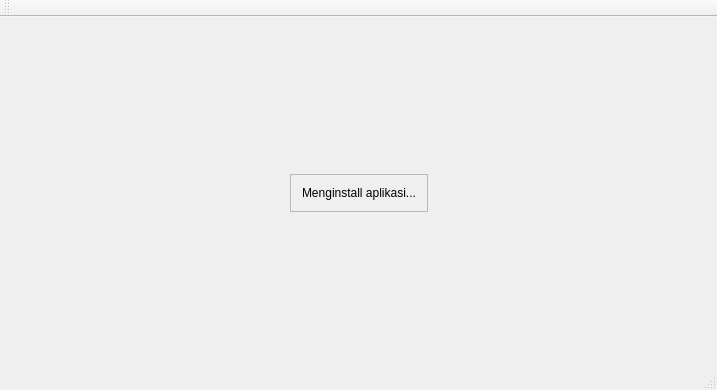
fnugrahendi/petuk.corp, file installer/Installer/mainwindow.ui: the form before one commit.
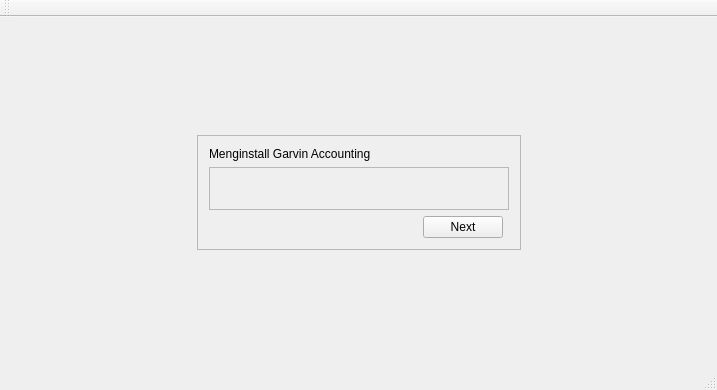
The form after the commit. The open tabs and pages were chosen to show the change.

The edit to the form file:
```diff
--- a/installer/Installer/mainwindow.ui
+++ b/installer/Installer/mainwindow.ui
@@ -150,6 +150,118 @@
         </item>
        </layout>
       </widget>
+      <widget class="QWidget" name="st_InstallBin">
+       <layout class="QGridLayout" name="gridLayout">
+        <item row="0" column="1">
+         <spacer name="verticalSpacer_4">
+          <property name="orientation">
+           <enum>Qt::Vertical</enum>
+          </property>
+          <property name="sizeHint" stdset="0">
+           <size>
+            <width>20</width>
+            <height>86</height>
+           </size>
+          </property>
+         </spacer>
+        </item>
+        <item row="1" column="0">
+         <spacer name="horizontalSpacer_7">
+          <property name="orientation">
+           <enum>Qt::Horizontal</enum>
+          </property>
+          <property name="sizeHint" stdset="0">
+           <size>
+            <width>172</width>
+            <height>20</height>
+           </size>
+          </property>
+         </spacer>
+        </item>
+        <item row="1" column="1">
+         <widget class="QFrame" name="fr_InstallBin">
+          <property name="frameShape">
+           <enum>QFrame::StyledPanel</enum>
+          </property>
+          <property name="frameShadow">
+           <enum>QFrame::Raised</enum>
+          </property>
+          <layout class="QGridLayout" name="gridLayout_4">
+           <item row="2" column="1">
+            <widget class="QPushButton" name="tb_InstallBin_Next">
+             <property name="text">
+              <string>Next</string>
+             </property>
+            </widget>
+           </item>
+           <item row="2" column="0">
+            <spacer name="horizontalSpacer_8">
+             <property name="orientation">
+              <enum>Qt::Horizontal</enum>
+             </property>
+             <property name="sizeHint" stdset="0">
+              <size>
+               <width>40</width>
+               <height>20</height>
+              </size>
+             </property>
+            </spacer>
+           </item>
+           <item row="1" column="0" colspan="3">
+            <widget class="QFrame" name="fr_InstallBin_Mid">
+             <property name="minimumSize">
+              <size>
+               <width>300</width>
+               <height>43</height>
+              </size>
+             </property>
+             <property name="frameShape">
+              <enum>QFrame::StyledPanel</enum>
+             </property>
+             <property name="frameShadow">
+              <enum>QFrame::Raised</enum>
+             </property>
+             <layout class="QHBoxLayout" name="horizontalLayout_3"/>
+            </widget>
+           </item>
+           <item row="0" column="0" colspan="3">
+            <widget class="QLabel" name="lb_InstallBin_Judul">
+             <property name="text">
+              <string>Menginstall Garvin Accounting</string>
+             </property>
+            </widget>
+           </item>
+          </layout>
+         </widget>
+        </item>
+        <item row="1" column="2">
+         <spacer name="horizontalSpacer_9">
+          <property name="orientation">
+           <enum>Qt::Horizontal</enum>
+          </property>
+          <property name="sizeHint" stdset="0">
+           <size>
+            <width>171</width>
+            <height>20</height>
+           </size>
+          </property>
+         </spacer>
+        </item>
+        <item row="2" column="1">
+         <spacer name="verticalSpacer_3">
+          <property name="orientation">
+           <enum>Qt::Vertical</enum>
+          </property>
+          <property name="sizeHint" stdset="0">
+           <size>
+            <width>20</width>
+            <height>86</height>
+           </size>
+          </property>
+         </spacer>
+        </item>
+       </layout>
+      </widget>
       <widget class="QWidget" name="st_Popup">
        <widget class="QFrame" name="fr_Popup">
         <property name="geometry">
@@ -324,81 +436,6 @@
         </widget>
        </widget>
       </widget>
-      <widget class="QWidget" name="st_InstallBin">
-       <layout class="QGridLayout" name="gridLayout">
-        <item row="0" column="1">
-         <spacer name="verticalSpacer_4">
-          <property name="orientation">
-           <enum>Qt::Vertical</enum>
-          </property>
-          <property name="sizeHint" stdset="0">
-           <size>
-            <width>20</width>
-            <height>125</height>
-           </size>
-          </property>
-         </spacer>
-        </item>
-        <item row="1" column="0">
-         <spacer name="horizontalSpacer_7">
-          <property name="orientation">
-           <enum>Qt::Horizontal</enum>
-          </property>
-          <property name="sizeHint" stdset="0">
-           <size>
-            <width>271</width>
-            <height>20</height>
-           </size>
-          </property>
-         </spacer>
-        </item>
-        <item row="1" column="1">
-         <widget class="QFrame" name="fr_InstallBin">
-          <property name="frameShape">
-           <enum>QFrame::StyledPanel</enum>
-          </property>
-          <property name="frameShadow">
-           <enum>QFrame::Raised</enum>
-          </property>
-          <layout class="QGridLayout" name="gridLayout_4">
-           <item row="0" column="0">
-            <widget class="QLabel" name="label">
-             <property name="text">
-              <string>Menginstall aplikasi...</string>
-             </property>
-            </widget>
-           </item>
-          </layout>
-         </widget>
-        </item>
-        <item row="1" column="2">
-         <spacer name="horizontalSpacer_9">
-          <property name="orientation">
-           <enum>Qt::Horizontal</enum>
-          </property>
-          <property name="sizeHint" stdset="0">
-           <size>
-            <width>270</width>
-            <height>20</height>
-           </size>
-          </property>
-         </spacer>
-        </item>
-        <item row="2" column="1">
-         <spacer name="verticalSpacer_3">
-          <property name="orientation">
-           <enum>Qt::Vertical</enum>
-          </property>
-          <property name="sizeHint" stdset="0">
-           <size>
-            <width>20</width>
-            <height>125</height>
-           </size>
-          </property>
-         </spacer>
-        </item>
-       </layout>
-      </widget>
      </widget>
     </item>
    </layout>
```
Left out of the diff: 2 changed lines with no effect on the pictures.
